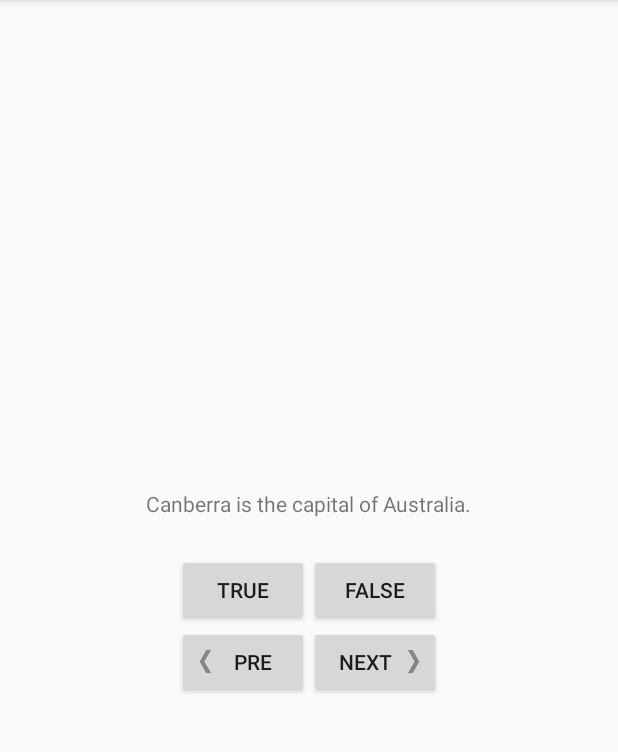
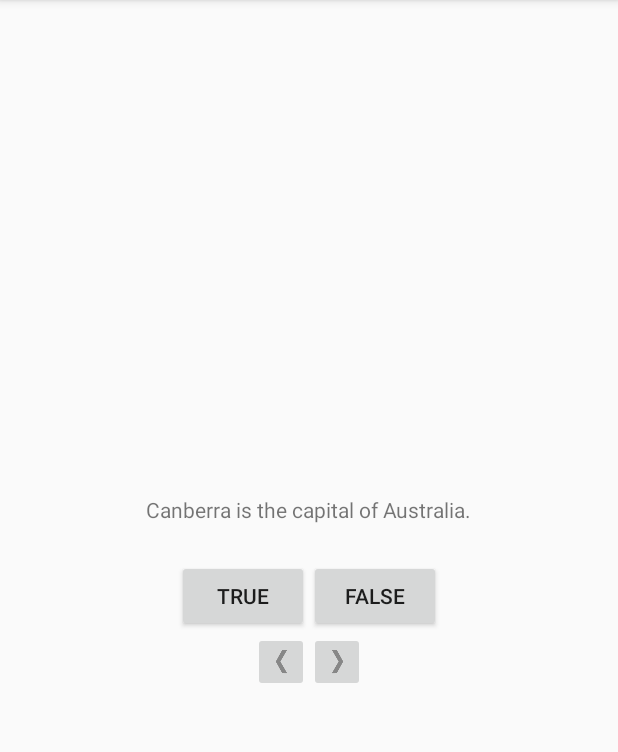
Before and after one commit to plumhly/Android_Ex, an Android app: the screen it shows after launch (QuizActivity), on a phone screen of 412 x 824 dp, the part 84-836 px from its top. Run offline under Robolectric (Android 15) with nearby library versions, the phone set to English and light mode, and no system bars.

Commit message:
feat: 替换image button

```diff
--- a/GeoQuiz/app/src/main/java/com/bignerdranch/android/geoquiz/QuizActivity.java
+++ b/GeoQuiz/app/src/main/java/com/bignerdranch/android/geoquiz/QuizActivity.java
@@ -6,6 +6,7 @@ import android.os.Bundle;
 import android.view.Gravity;
 import android.view.View;
 import android.widget.Button;
+import android.widget.ImageButton;
 import android.widget.TextView;
 import android.widget.Toast;
 
@@ -14,8 +15,8 @@ public class QuizActivity extends AppCompatActivity {
     private Button mTrueButton;
     private Button mFalseButton;
     private TextView mQuestionTextView;
-    private Button mNextButton;
-    private Button mPreButton;
+    private ImageButton mNextButton;
+    private ImageButton mPreButton;
 
     private Question[] mQuestionBank = {
             new Question(R.string.question_australia, true),
--- a/GeoQuiz/app/src/main/res/layout/activity_main.xml
+++ b/GeoQuiz/app/src/main/res/layout/activity_main.xml
@@ -28,17 +28,17 @@
         android:layout_width="wrap_content"
         android:layout_height="wrap_content"
         android:orientation="horizontal">
-        <Button
+        <ImageButton
             android:layout_width="wrap_content"
             android:layout_height="wrap_content"
             android:id="@+id/pre_button"
-            android:drawableLeft="@drawable/arrow_left"
-            android:text="@string/pre_button"/>
-        <Button
+            android:contentDescription="@string/pre_button_description"
+            android:src="@drawable/arrow_left"/>
+        <ImageButton
             android:layout_width="wrap_content"
             android:layout_height="wrap_content"
+            android:contentDescription="@string/next_button_description"
             android:id="@+id/next_button"
-            android:drawableRight="@drawable/arrow_right"
-            android:text="@string/next_button"/>
+            android:src="@drawable/arrow_right"/>
     </LinearLayout>
 </LinearLayout>
--- a/GeoQuiz/app/src/main/res/values/strings.xml
+++ b/GeoQuiz/app/src/main/res/values/strings.xml
@@ -6,6 +6,8 @@
     <string name="incorrect_toast">Incorrect!</string>
     <string name="next_button">Next</string>
     <string name="pre_button">Pre</string>
+    <string name="pre_button_description">pre step</string>
+    <string name="next_button_description">pre step</string>
     <string name="question_australia">Canberra is the capital of Australia.</string>
     <string name="question_oceans">The Pacific Ocean is larger than the Atlantic Ocean.</string>
     <string name="question_mideast">The Suez Canal connects the Red Sea and the Indian Ocean.</string>
```
